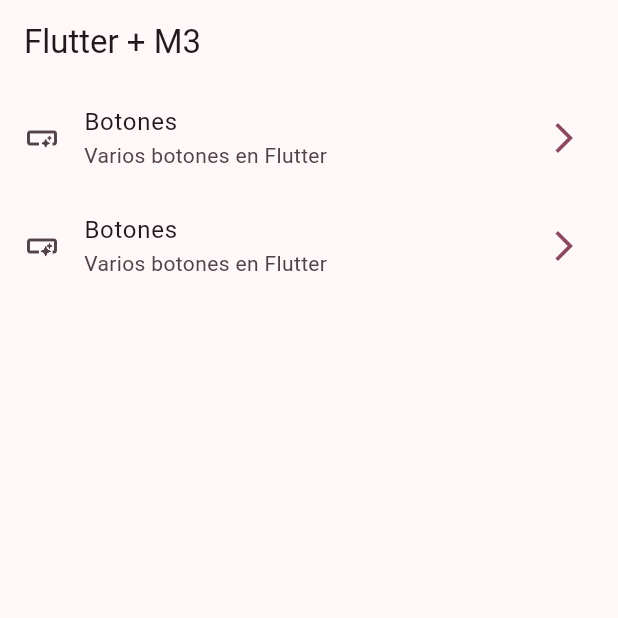
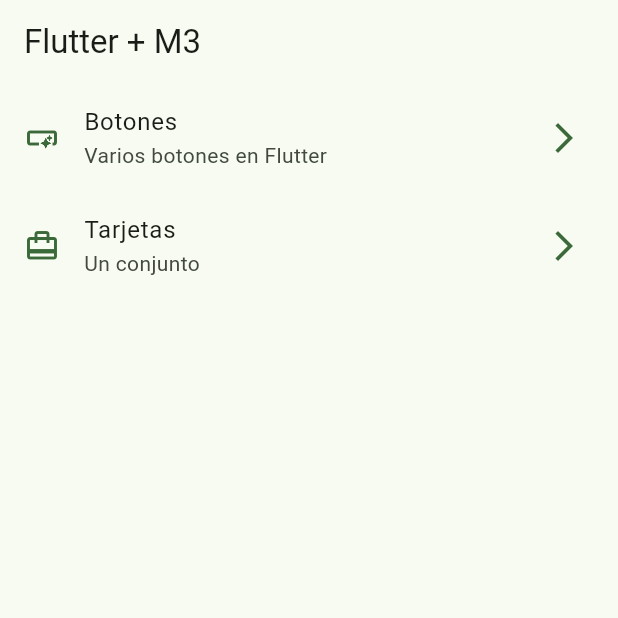
Before and after one commit to UPerezS/cucp_widget_app, a Flutter app: the screen it shows after launch, on a phone screen of 412 x 824 dp, the top half of it. Run offline on Flutter 3.47's test engine with Material 3 defaults, Android fonts, the phone set to English and light mode, and no system bars; our stand-ins replace go_router.

Commit message:
botones terminados

```diff
--- a/lib/config/menu/menu_item.dart
+++ b/lib/config/menu/menu_item.dart
@@ -10,20 +10,20 @@
     required this.title,
     required this.subTitle,
     required this.link,
-    required this.icon});
+    required this.icon
+  });
 }
 
-const appMenuItems = <MenuItem> [
+
+const appMenuItems = <MenuItem>[
   MenuItem(
-    title: 'Botones',
-    subTitle: 'Varios botones en Flutter',
-    link: '/buttons',
-    icon: Icons.smart_button_rounded
-  ),
+  title: 'Botones',
+  subTitle: 'Varios botones en Flutter',
+  link: '/buttons',
+  icon: Icons.smart_button_outlined),
   MenuItem(
-    title: 'Botones',
-    subTitle: 'Varios botones en Flutter',
-    link: '/buttons',
-    icon: Icons.smart_button_outlined
-  )
+  title: 'Tarjetas',
+  subTitle: 'Un conjunto',
+  link: '/cards',
+  icon: Icons.card_travel),
 ];
--- a/lib/main.dart
+++ b/lib/main.dart
@@ -1,6 +1,8 @@
-import 'package:cucp_widget_app/config/screen/home_screens.dart';
+import 'package:flutter/material.dart';
+import 'package:go_router/go_router.dart';
+import 'package:cucp_widget_app/config/router/app_router.dart';
 import 'package:cucp_widget_app/config/theme/app_theme.dart';
-import 'package:flutter/material.dart';
+import 'package:cucp_widget_app/presentation/screens/home/home_screen.dart';
 
 void main() {
   runApp(const MainApp());
@@ -13,7 +15,7 @@
   Widget build(BuildContext context) {
     return MaterialApp(
       debugShowCheckedModeBanner: false,
-      theme: AppTheme(selectedColor: 0).getTheme(),
+      theme: AppTheme(selectedColor: 1).getTheme(),
       home: const HomeScreen()
     );
   }
--- a/lib/config/screen/home_screens.dart
+++ b/lib/presentation/screens/home/home_screen.dart
@@ -1,5 +1,6 @@
+import 'package:flutter/material.dart';
+import 'package:go_router/go_router.dart';
 import 'package:cucp_widget_app/config/menu/menu_item.dart';
-import 'package:flutter/material.dart';
 
 class HomeScreen extends StatelessWidget {
   const HomeScreen({super.key});
@@ -24,29 +25,33 @@
       itemCount: appMenuItems.length,
       itemBuilder: (context, index) {
         final menuItem = appMenuItems[index];
-
         return _CustomTile(menuItem: menuItem);
       },
     );
   }
 }
 
+
 class _CustomTile extends StatelessWidget {
+
   final MenuItem menuItem;
 
-  const _CustomTile({required this.menuItem});
+  const _CustomTile({
+    required this.menuItem
+  });
+
 
   @override
   Widget build(BuildContext context) {
+  final color = Theme.of(context).colorScheme;
 
-    final color = Theme.of(context).colorScheme;
     return ListTile(
-      leading: Icon(menuItem.icon),
+      leading: Icon(menuItem.icon, color: color.primary),
       title: Text(menuItem.title),
       subtitle: Text(menuItem.subTitle),
-      trailing: Icon(Icons.arrow_forward_ios_outlined, color: color.primary,),
+      trailing: Icon(Icons.arrow_forward_ios_outlined, color: color.primary),
       onTap: () {
-        // TODO: Navegar a otra pantalla
+        context.push(menuItem.link);
       },
     );
   }
--- /dev/null
+++ b/lib/presentation/screens/screens.dart
@@ -0,0 +1,3 @@
+export 'package:cucp_widget_app/presentation/screens/buttons/buttons_screen.dart';
+export 'package:cucp_widget_app/presentation/screens/cards/cards_screen.dart';
+export 'package:cucp_widget_app/presentation/screens/home/home_screen.dart';
--- a/pubspec.yaml
+++ b/pubspec.yaml
@@ -9,6 +9,7 @@
 dependencies:
   flutter:
     sdk: flutter
+  go_router: ^14.2.0
 
 dev_dependencies:
   flutter_test:
```
Also changed, not shown: lib/config/router/app_router.dart (added, +22 -0 lines), lib/presentation/screens/buttons/buttons_screen.dart (added, +58 -0 lines), lib/presentation/screens/cards/cards_screen.dart (added, +14 -0 lines), pubspec.lock.
